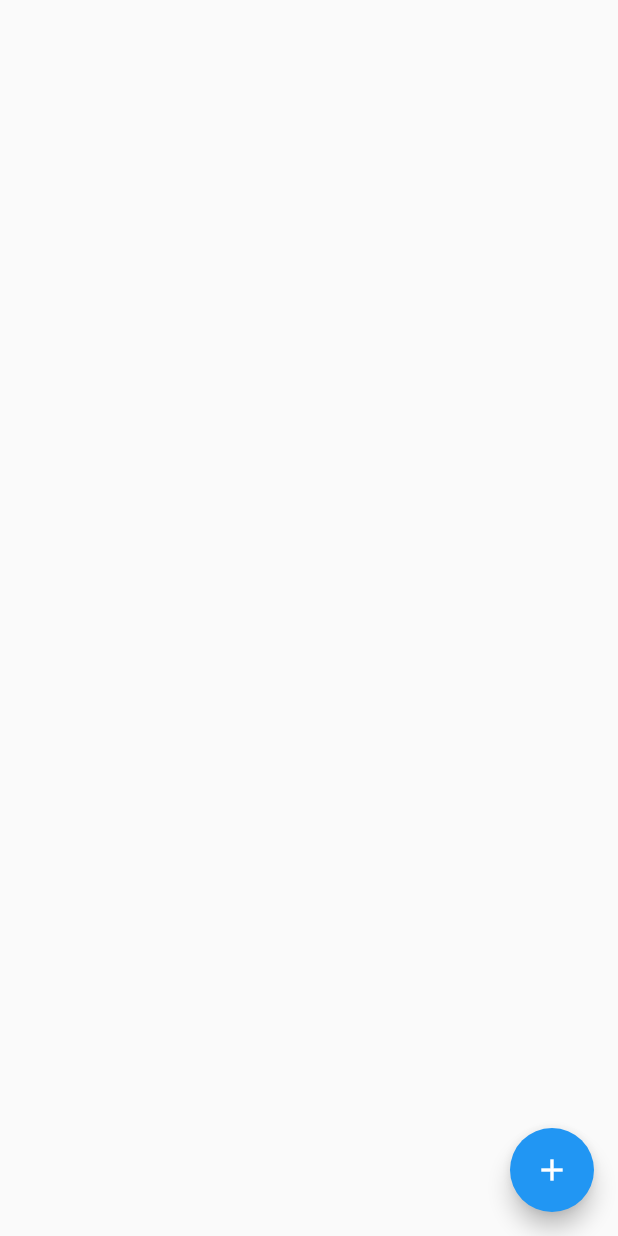
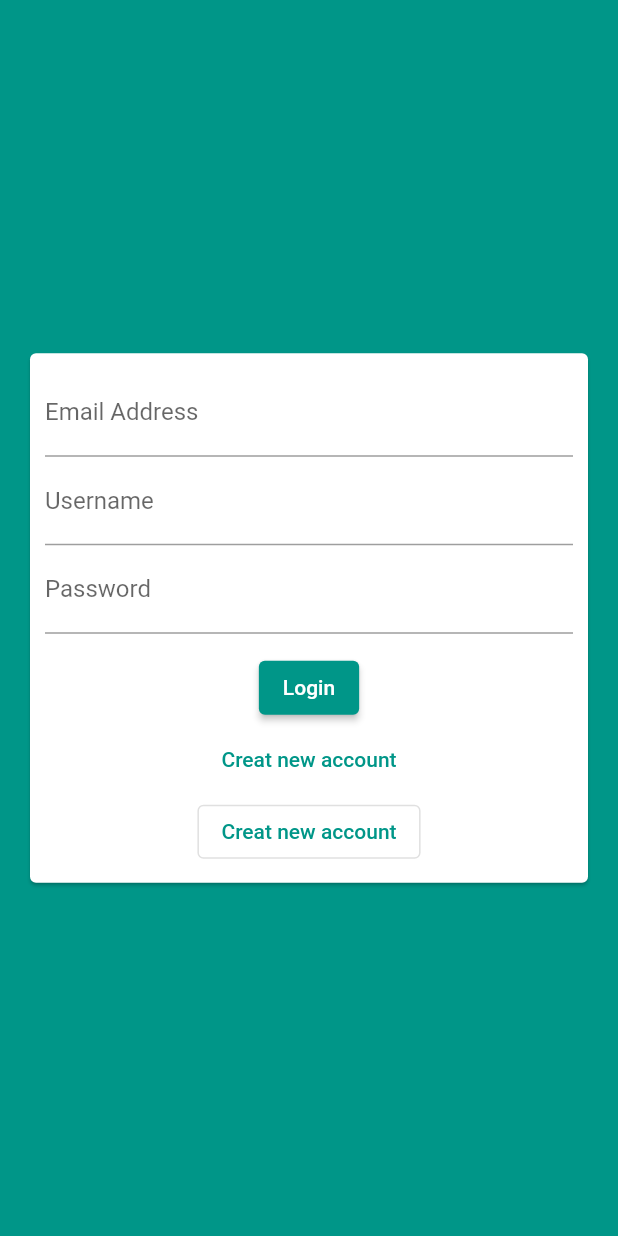
Before and after one commit to Kazberovich/chat-app, a Flutter app: the screen it shows after launch, on a phone screen of 412 x 824 dp. Run offline on Flutter 3.47's test engine with Material 2 defaults, Android fonts, the phone set to English and light mode, and no system bars; our stand-ins replace cloud_firestore, firebase_core; accounts and stored records are empty.

Commit message:
added auth form

```diff
--- a/lib/main.dart
+++ b/lib/main.dart
@@ -1,6 +1,7 @@
 import 'package:cloud_firestore/cloud_firestore.dart';
 import 'package:firebase_core/firebase_core.dart';
 import 'package:flutter/material.dart';
+import 'package:flutter_firestore_app/screens/auth_screen.dart';
 import 'package:flutter_firestore_app/screens/chat_screen.dart';
 
 void main() {
@@ -15,9 +16,18 @@
     return MaterialApp(
       title: 'Flutter Demo',
       theme: ThemeData(
-        primarySwatch: Colors.blue,
-      ),
-      home: ChatScreen(),
+          primarySwatch: Colors.teal,
+          backgroundColor: Colors.teal,
+          accentColor: Colors.tealAccent,
+          accentColorBrightness: Brightness.dark,
+          buttonTheme: ButtonTheme.of(context).copyWith(
+            buttonColor: Colors.teal,
+            textTheme: ButtonTextTheme.primary,
+            shape: RoundedRectangleBorder(
+              borderRadius: BorderRadius.circular(20),
+            ),
+          )),
+      home: AuthScreen(),
     );
   }
 }
--- /dev/null
+++ b/lib/screens/auth_screen.dart
@@ -0,0 +1,17 @@
+import 'package:flutter/material.dart';
+import 'package:flutter_firestore_app/widgets/auth/auth_form.dart';
+
+class AuthScreen extends StatefulWidget {
+  @override
+  _AuthScreenState createState() => _AuthScreenState();
+}
+
+class _AuthScreenState extends State<AuthScreen> {
+  @override
+  Widget build(BuildContext context) {
+    return Scaffold(
+      backgroundColor: Theme.of(context).primaryColor,
+      body: AuthForm(),
+    );
+  }
+}
--- /dev/null
+++ b/lib/widgets/auth/auth_form.dart
@@ -0,0 +1,65 @@
+import 'package:flutter/material.dart';
+
+class AuthForm extends StatefulWidget {
+  @override
+  _AuthFormState createState() => _AuthFormState();
+}
+
+class _AuthFormState extends State<AuthForm> {
+  @override
+  Widget build(BuildContext context) {
+    return Center(
+      child: Card(
+        child: SingleChildScrollView(
+          child: Padding(
+            padding: EdgeInsets.all(10),
+            child: Form(
+                child: Column(
+              //mainAxisSize: MainAxisSize.min,
+              children: [
+                TextFormField(
+                  keyboardType: TextInputType.emailAddress,
+                  decoration: InputDecoration(
+                    labelText: 'Email Address',
+                  ),
+                ),
+                TextFormField(
+                  keyboardType: TextInputType.text,
+                  decoration: InputDecoration(
+                    labelText: 'Username',
+                  ),
+                ),
+                TextFormField(
+                  keyboardType: TextInputType.text,
+                  decoration: InputDecoration(
+                    labelText: 'Password',
+                  ),
+                  obscureText: true,
+                ),
+                SizedBox(
+                  height: 12,
+                ),
+                ElevatedButton(
+                  onPressed: () {},
+                  child: Text('Login'),
+
+                ),
+                TextButton(
+                  onPressed: () {},
+                  child: Text('Creat new account'),
+
+                ),
+                OutlinedButton(
+                  onPressed: () {},
+                  child: Text('Creat new account'),
+
+                ),
+              ],
+            )),
+          ),
+        ),
+        margin: EdgeInsets.all(20),
+      ),
+    );
+  }
+}
```
